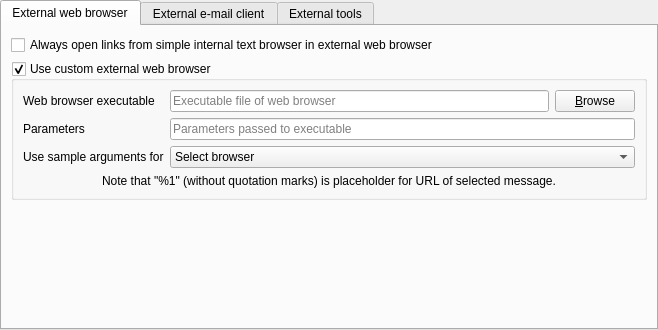
Qt form src/librssguard/gui/settings/settingsbrowsermail.ui (martinrotter/rssguard) before a commit.
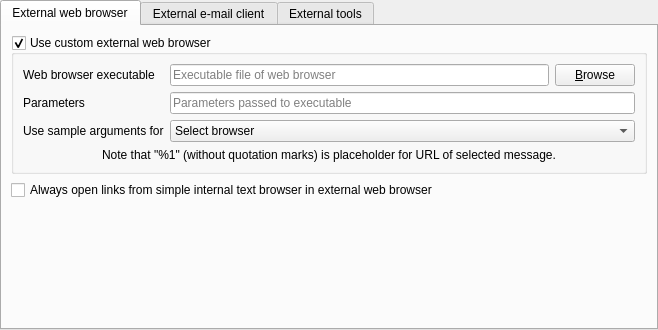
The same form after that commit.

```diff
--- a/src/librssguard/gui/settings/settingsbrowsermail.ui
+++ b/src/librssguard/gui/settings/settingsbrowsermail.ui
@@ -128,7 +128,7 @@
          </layout>
         </widget>
        </item>
-       <item row="0" column="0" colspan="2">
+       <item row="2" column="0">
         <widget class="QCheckBox" name="m_checkOpenLinksInExternal">
          <property name="text">
           <string>Always open links from simple internal text browser in external web browser</string>
```
Left out of the diff: 3 changed lines with no effect on the pictures.
